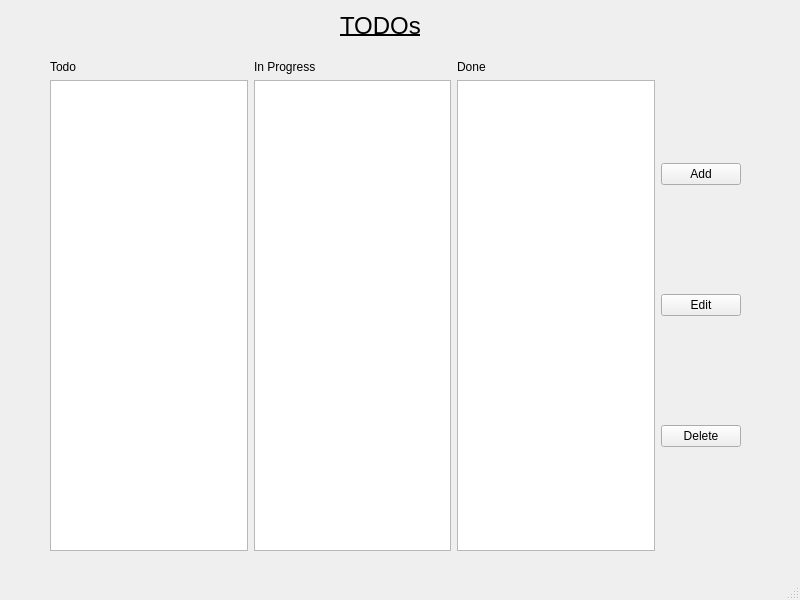
This is mainwindow.ui in TriGonostylops/qt-todo as Qt 5 draws it before an edit. The edited form follows.
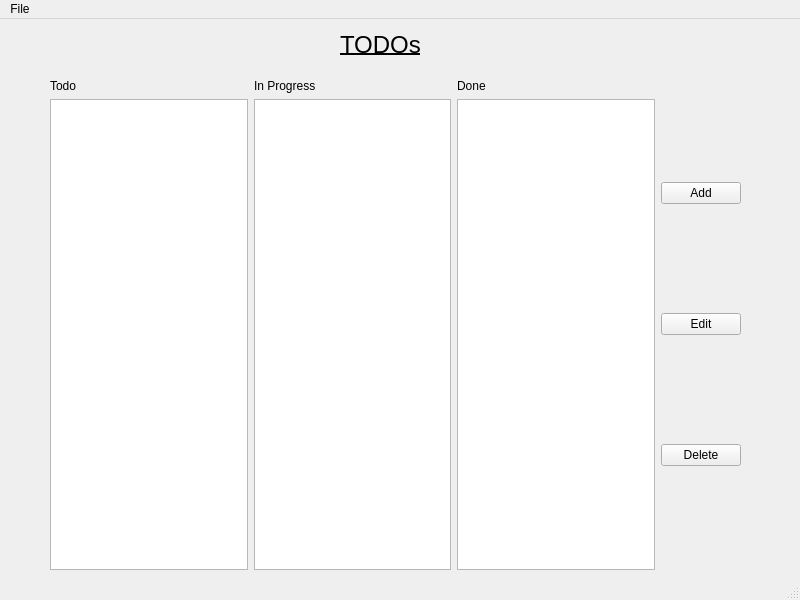
This is the edited form.

Diff of the .ui file:
```diff
--- a/mainwindow.ui
+++ b/mainwindow.ui
@@ -126,6 +126,14 @@
      <height>26</height>
     </rect>
    </property>
+   <widget class="QMenu" name="menuFile">
+    <property name="title">
+     <string>File</string>
+    </property>
+    <addaction name="actionSave_File"/>
+    <addaction name="actionLoad_File"/>
+   </widget>
+   <addaction name="menuFile"/>
   </widget>
   <widget class="QStatusBar" name="statusbar"/>
  </widget>
```
Left out of the diff: 10 changed lines with no effect on the pictures.
